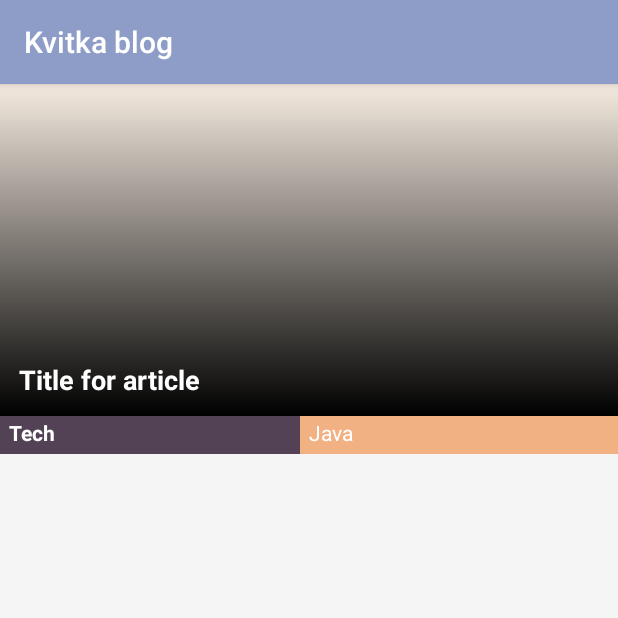
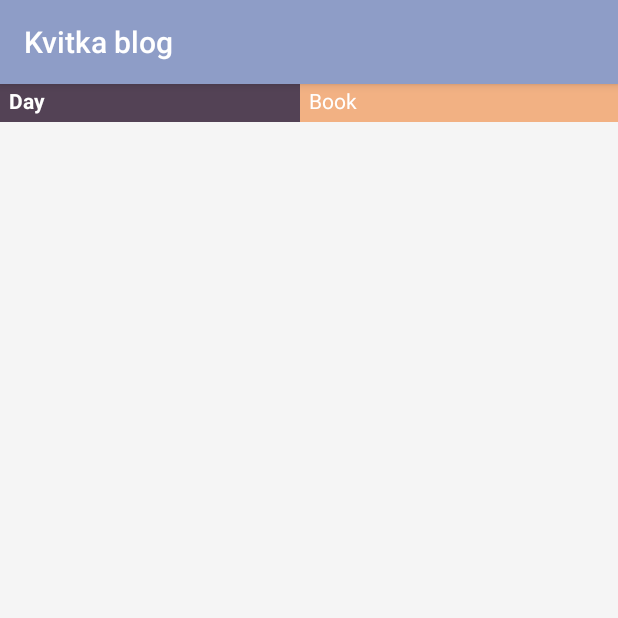
Before and after one commit to VladyslavBilan/Daybook, an Android app: the PostsDetailsFragment screen opened through its navigation route, on a phone screen of 412 x 824 dp, the top half of it. Run offline under Robolectric (Android 15) with nearby library versions, the phone set to English and light mode, and no system bars; 1 statement that could not run was skipped.

Commit message:
First iteration 3.5

```diff
--- a/app/src/main/res/layout/fragment_posts_details.xml
+++ b/app/src/main/res/layout/fragment_posts_details.xml
@@ -9,51 +9,35 @@
     android:background="#F5F5F5"
     tools:context="com.bilan.postsApp.fragments.PostsDetailsFragment">
 
-    <ImageView
-        android:id="@+id/image"
-        android:layout_width="414dp"
-        android:layout_height="221dp"
-        android:background="#f5ebe0"
-        android:foreground="@drawable/posts_item_gradient"
-        app:layout_constraintBottom_toBottomOf="parent"
-        app:layout_constraintEnd_toEndOf="parent"
-        app:layout_constraintHorizontal_bias="0.666"
-        app:layout_constraintStart_toStartOf="parent"
-        app:layout_constraintTop_toTopOf="parent"
-        app:layout_constraintVertical_bias="0.0"
-        tools:srcCompat="@tools:sample/avatars" />
-
     <TextView
         android:id="@+id/posts_title"
         android:layout_width="0dp"
         android:layout_height="wrap_content"
-        android:layout_marginStart="13dp"
-        android:layout_marginEnd="13dp"
-        android:layout_marginBottom="12dp"
         android:maxLines="2"
         android:text="Title for article"
-        android:textColor="#FFFFFF"
+        android:textColor="#D60707"
         android:textSize="18sp"
         android:textStyle="bold"
-        app:layout_constraintBottom_toBottomOf="@+id/image"
-        app:layout_constraintEnd_toEndOf="@+id/image"
-        app:layout_constraintStart_toStartOf="@+id/image" />
+        tools:layout_editor_absoluteX="146dp"
+        tools:layout_editor_absoluteY="16dp"
+        tools:ignore="MissingConstraints" />
 
     <TextView
         android:id="@+id/source"
         android:layout_width="200dp"
         android:layout_height="25dp"
+        android:background="#534255"
         android:paddingLeft="6sp"
         android:paddingTop="1sp"
         android:paddingRight="6sp"
         android:paddingBottom="1sp"
-        android:text="Tech"
+        android:text="Day"
         android:textColor="#FFFFFF"
-        android:background="#534255"
         android:textStyle="bold"
         app:layout_constraintEnd_toStartOf="@+id/category"
         app:layout_constraintStart_toStartOf="parent"
-        app:layout_constraintTop_toBottomOf="@+id/image" />
+        tools:layout_editor_absoluteY="221dp"
+        tools:ignore="MissingConstraints" />
 
     <TextView
         android:id="@+id/category"
@@ -64,11 +48,12 @@
         android:paddingTop="1sp"
         android:paddingRight="6sp"
         android:paddingBottom="1sp"
-        android:text="Java"
+        android:text="Book"
         android:textColor="@android:color/white"
         app:layout_constraintEnd_toEndOf="parent"
         app:layout_constraintStart_toEndOf="@+id/source"
-        app:layout_constraintTop_toBottomOf="@+id/image" />
+        tools:layout_editor_absoluteY="221dp"
+        tools:ignore="MissingConstraints" />
 
     <ScrollView
             android:layout_width="match_parent"
```
